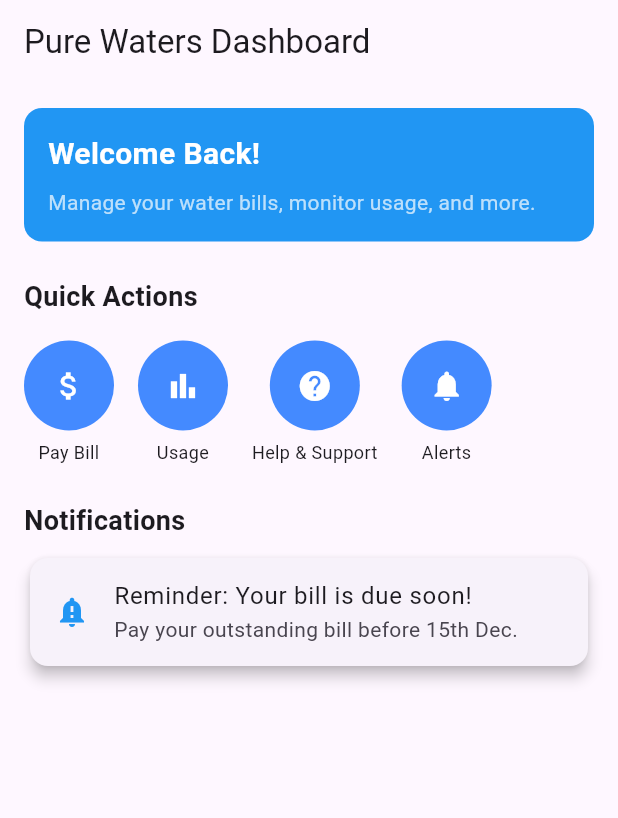
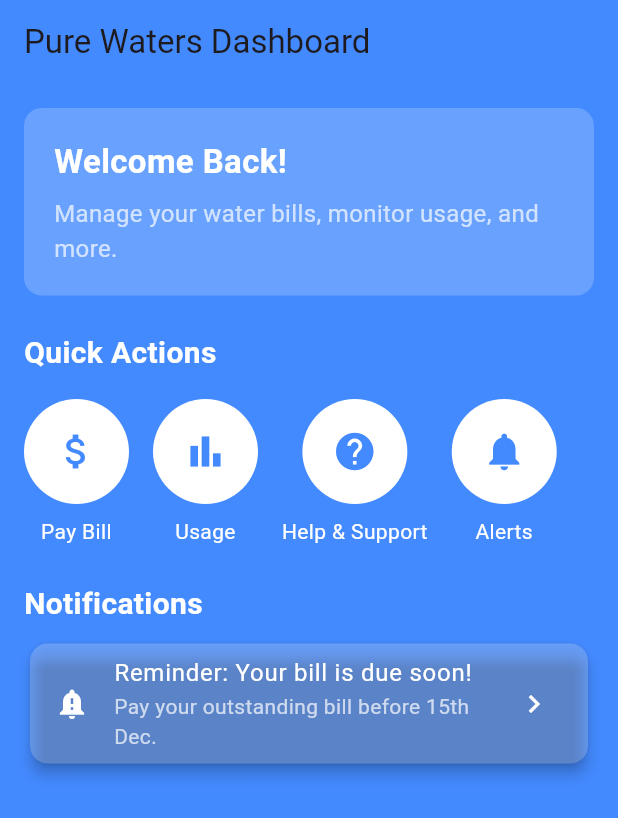
Before and after one commit to NexusGKSoftwares/pure_waters_app, a Flutter app: the screen it shows after launch, on a phone screen of 412 x 824 dp. Shown: the top 818 px of the screen. Run offline on Flutter 3.47's test engine with Material 3 defaults, Android fonts, the phone set to English and light mode, and no system bars.

```diff
--- a/lib/screens/dashboard_screen.dart
+++ b/lib/screens/dashboard_screen.dart
@@ -2,7 +2,7 @@ import 'package:flutter/material.dart';
 import 'AlertsScreen.dart';
 import 'HelpSupportScreen.dart';
 import 'bill_payment_screen.dart';
-import 'usage_screen.dart'; // Import the BillPaymentScreen
+import 'usage_screen.dart';
 
 class DashboardScreen extends StatelessWidget {
   const DashboardScreen({super.key});
@@ -10,8 +10,11 @@ class DashboardScreen extends StatelessWidget {
   @override
   Widget build(BuildContext context) {
     return Scaffold(
+      backgroundColor: Colors.blueAccent, // Full-page blue background
       appBar: AppBar(
         title: const Text('Pure Waters Dashboard'),
+        backgroundColor: Colors.blueAccent,
+        elevation: 0, // Removes shadow for a seamless look
       ),
       body: SingleChildScrollView(
         child: Padding(
@@ -27,28 +30,28 @@ class DashboardScreen extends StatelessWidget {
               // Quick Actions
               const Text(
                 'Quick Actions',
-                style: TextStyle(fontSize: 18, fontWeight: FontWeight.bold),
+                style: TextStyle(
+                  fontSize: 20,
+                  fontWeight: FontWeight.bold,
+                  color: Colors.white,
+                ),
               ),
               const SizedBox(height: 16),
-              _buildQuickActions(context), // Updated Quick Actions Section
+              _buildQuickActions(context),
 
               const SizedBox(height: 24),
 
               // Notifications Section
               const Text(
                 'Notifications',
-                style: TextStyle(fontSize: 18, fontWeight: FontWeight.bold),
+                style: TextStyle(
+                  fontSize: 20,
+                  fontWeight: FontWeight.bold,
+                  color: Colors.white,
+                ),
               ),
               const SizedBox(height: 8),
-              const Card(
-                elevation: 4,
-                child: ListTile(
-                  leading: Icon(
-                      Icons.notification_important, color: Colors.blue),
-                  title: Text('Reminder: Your bill is due soon!'),
-                  subtitle: Text('Pay your outstanding bill before 15th Dec.'),
-                ),
-              ),
+              _buildNotificationCard(),
             ],
           ),
         ),
@@ -60,9 +63,9 @@ class DashboardScreen extends StatelessWidget {
   Widget _buildWelcomeBanner() {
     return Container(
       width: double.infinity,
-      padding: const EdgeInsets.all(16.0),
+      padding: const EdgeInsets.all(20.0),
       decoration: BoxDecoration(
-        color: Colors.blue,
+        color: Colors.white.withOpacity(0.2), // Slight transparency for effect
         borderRadius: BorderRadius.circular(12),
       ),
       child: const Column(
@@ -71,12 +74,15 @@ class DashboardScreen extends StatelessWidget {
           Text(
             'Welcome Back!',
             style: TextStyle(
-                fontSize: 20, color: Colors.white, fontWeight: FontWeight.bold),
+              fontSize: 22,
+              color: Colors.white,
+              fontWeight: FontWeight.bold,
+            ),
           ),
           SizedBox(height: 8),
           Text(
             'Manage your water bills, monitor usage, and more.',
-            style: TextStyle(fontSize: 14, color: Colors.white70),
+            style: TextStyle(fontSize: 16, color: Colors.white70),
           ),
         ],
       ),
@@ -93,9 +99,9 @@ class DashboardScreen extends StatelessWidget {
     ];
 
     return Wrap(
-      spacing: 16, // Horizontal spacing between buttons
-      runSpacing: 16, // Vertical spacing between rows
-      alignment: WrapAlignment.center, // Aligns all buttons to the center
+      spacing: 16,
+      runSpacing: 16,
+      alignment: WrapAlignment.center,
       children: quickActions.map((action) {
         return _buildQuickAction(
             context, action['icon'] as IconData, action['label'] as String);
@@ -115,20 +121,17 @@ class DashboardScreen extends StatelessWidget {
         } else if (label == 'Usage') {
           Navigator.push(
             context,
-            MaterialPageRoute(builder: (
-                context) => const UsageScreen()), // Create this screen
+            MaterialPageRoute(builder: (context) => const UsageScreen()),
           );
         } else if (label == 'Help & Support') {
           Navigator.push(
             context,
-            MaterialPageRoute(builder: (
-                context) => const HelpSupportScreen()), // Create this screen
+            MaterialPageRoute(builder: (context) => const HelpSupportScreen()),
           );
         } else if (label == 'Alerts') {
           Navigator.push(
             context,
-            MaterialPageRoute(builder: (
-                context) => const AlertsScreen()), // Create this screen
+            MaterialPageRoute(builder: (context) => const AlertsScreen()),
           );
         } else {
           ScaffoldMessenger.of(context).showSnackBar(
@@ -140,18 +143,39 @@ class DashboardScreen extends StatelessWidget {
         mainAxisSize: MainAxisSize.min,
         children: [
           CircleAvatar(
-            backgroundColor: Colors.blueAccent,
-            radius: 30,
-            child: Icon(icon, size: 24, color: Colors.white),
+            backgroundColor: Colors.white,
+            radius: 35,
+            child: Icon(icon, size: 30, color: Colors.blueAccent),
           ),
-          const SizedBox(height: 6),
+          const SizedBox(height: 8),
           Text(
             label,
-            style: const TextStyle(fontSize: 12),
+            style: const TextStyle(fontSize: 14, color: Colors.white),
             textAlign: TextAlign.center,
           ),
         ],
       ),
     );
   }
+
+  // Notification Card Widget
+  Widget _buildNotificationCard() {
+    return Card(
+      elevation: 4,
+      shape: RoundedRectangleBorder(borderRadius: BorderRadius.circular(12)),
+      color: Colors.white.withOpacity(0.2), // Semi-transparent white background
+      child: const ListTile(
+        leading: Icon(Icons.notification_important, color: Colors.white),
+        title: Text(
+          'Reminder: Your bill is due soon!',
+          style: TextStyle(color: Colors.white),
+        ),
+        subtitle: Text(
+          'Pay your outstanding bill before 15th Dec.',
+          style: TextStyle(color: Colors.white70),
+        ),
+        trailing: Icon(Icons.chevron_right, color: Colors.white),
+      ),
+    );
+  }
 }
--- a/lib/screens/payment_details_screen.dart
+++ b/lib/screens/payment_details_screen.dart
@@ -51,11 +51,11 @@ class PaymentDetailsScreen extends StatelessWidget {
                   );
                   Navigator.pop(context); // Return to previous screen
                 },
-                child: const Text('Pay Now'),
                 style: ElevatedButton.styleFrom(
                   padding: const EdgeInsets.symmetric(horizontal: 32, vertical: 12),
                   textStyle: const TextStyle(fontSize: 16),
                 ),
+                child: const Text('Pay Now'),
               ),
             ),
           ],
```
